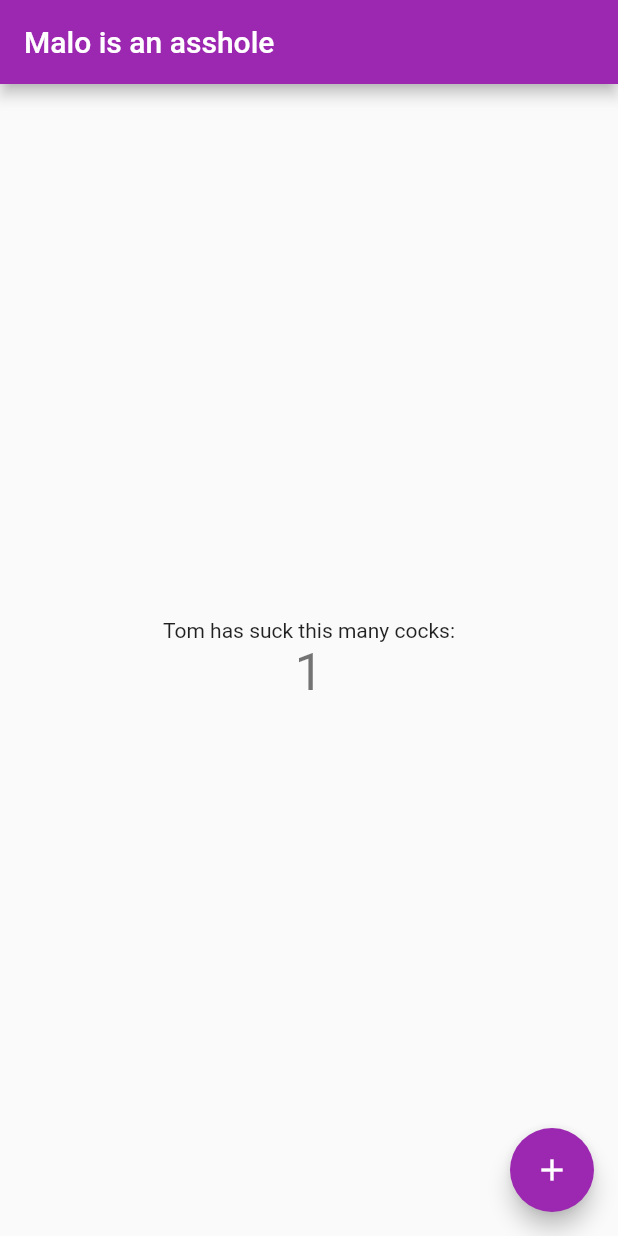
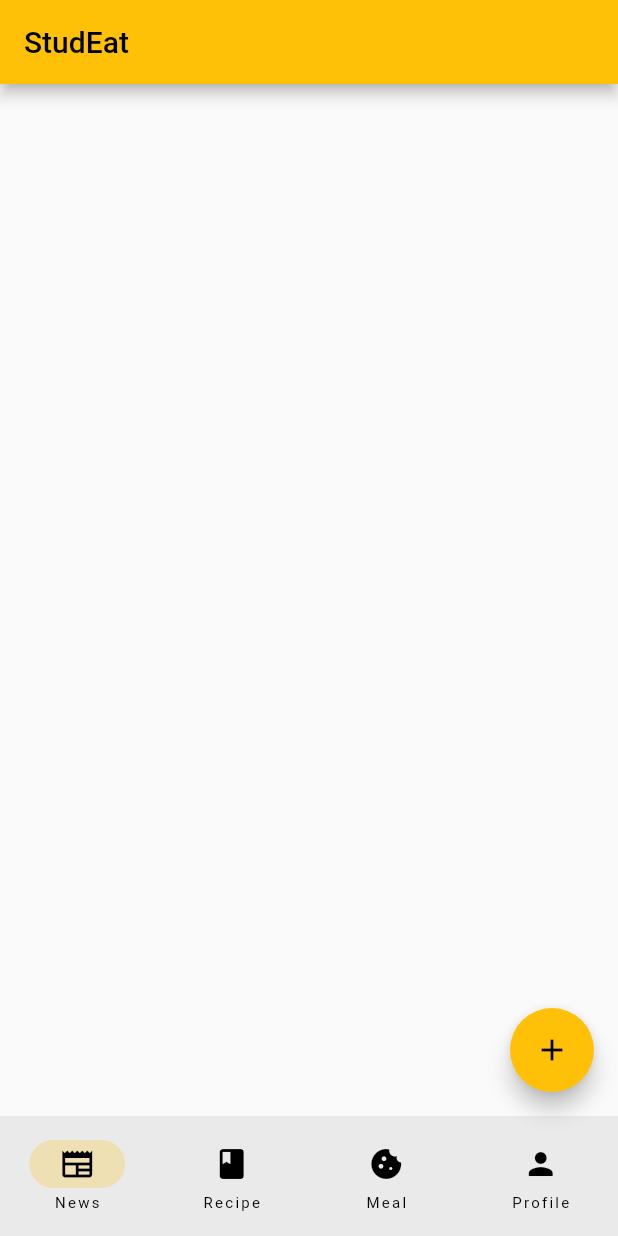
Before and after one commit to Harold-Gang/studeat, a Flutter app: the screen it shows after launch, after a tap on the "add" icon, on a phone screen of 412 x 824 dp. Run offline on Flutter 3.47's test engine with Material 2 defaults, Android fonts, the phone set to English and light mode, and no system bars.

Commit message:
adding homepage skeleton

```diff
--- a/lib/main.dart
+++ b/lib/main.dart
@@ -7,109 +7,45 @@ void main() {
 class MyApp extends StatelessWidget {
   const MyApp({super.key});
 
-  // This widget is the root of your application.
   @override
   Widget build(BuildContext context) {
     return MaterialApp(
-      title: 'Flutter Demo',
-      theme: ThemeData(
-        // This is the theme of your application.
-        //
-        // Try running your application with "flutter run". You'll see the
-        // application has a blue toolbar. Then, without quitting the app, try
-        // changing the primarySwatch below to Colors.green and then invoke
-        // "hot reload" (press "r" in the console where you ran "flutter run",
-        // or simply save your changes to "hot reload" in a Flutter IDE).
-        // Notice that the counter didn't reset back to zero; the application
-        // is not restarted.
-        primarySwatch: Colors.purple,
-      ),
-      home: const MyHomePage(title: 'Malo is an asshole'),
+      debugShowCheckedModeBanner: false,
+      theme: ThemeData(primarySwatch: Colors.amber),
+      home: const RootPage(),
     );
   }
 }
 
-class MyHomePage extends StatefulWidget {
-  const MyHomePage({super.key, required this.title});
-
-  // This widget is the home page of your application. It is stateful, meaning
-  // that it has a State object (defined below) that contains fields that affect
-  // how it looks.
-
-  // This class is the configuration for the state. It holds the values (in this
-  // case the title) provided by the parent (in this case the App widget) and
-  // used by the build method of the State. Fields in a Widget subclass are
-  // always marked "final".
-
-  final String title;
+class RootPage extends StatefulWidget {
+  const RootPage({super.key});
 
   @override
-  State<MyHomePage> createState() => _MyHomePageState();
+  State<RootPage> createState() => _RootPageState();
 }
 
-class _MyHomePageState extends State<MyHomePage> {
-  int _counter = 0;
-
-  void _incrementCounter() {
-    setState(() {
-      // This call to setState tells the Flutter framework that something has
-      // changed in this State, which causes it to rerun the build method below
-      // so that the display can reflect the updated values. If we changed
-      // _counter without calling setState(), then the build method would not be
-      // called again, and so nothing would appear to happen.
-      _counter++;
-    });
-  }
-
+class _RootPageState extends State<RootPage> {
+  int currentPage = 0;
   @override
   Widget build(BuildContext context) {
-    // This method is rerun every time setState is called, for instance as done
-    // by the _incrementCounter method above.
-    //
-    // The Flutter framework has been optimized to make rerunning build methods
-    // fast, so that you can just rebuild anything that needs updating rather
-    // than having to individually change instances of widgets.
     return Scaffold(
       appBar: AppBar(
-        // Here we take the value from the MyHomePage object that was created by
-        // the App.build method, and use it to set our appbar title.
-        title: Text(widget.title),
-      ),
-      body: Center(
-        // Center is a layout widget. It takes a single child and positions it
-        // in the middle of the parent.
-        child: Column(
-          // Column is also a layout widget. It takes a list of children and
-          // arranges them vertically. By default, it sizes itself to fit its
-          // children horizontally, and tries to be as tall as its parent.
-          //
-          // Invoke "debug painting" (press "p" in the console, choose the
-          // "Toggle Debug Paint" action from the Flutter Inspector in Android
-          // Studio, or the "Toggle Debug Paint" command in Visual Studio Code)
-          // to see the wireframe for each widget.
-          //
-          // Column has various properties to control how it sizes itself and
-          // how it positions its children. Here we use mainAxisAlignment to
-          // center the children vertically; the main axis here is the vertical
-          // axis because Columns are vertical (the cross axis would be
-          // horizontal).
-          mainAxisAlignment: MainAxisAlignment.center,
-          children: <Widget>[
-            const Text(
-              'Tom has suck this many cocks:',
-            ),
-            Text(
-              '$_counter',
-              style: Theme.of(context).textTheme.headlineMedium,
-            ),
-          ],
-        ),
+        title: const Text('StudEat'),
       ),
       floatingActionButton: FloatingActionButton(
-        onPressed: _incrementCounter,
-        tooltip: 'Increment',
+        onPressed: () {
+          debugPrint('Action');
+        },
         child: const Icon(Icons.add),
-      ), // This trailing comma makes auto-formatting nicer for build methods.
+      ),
+      bottomNavigationBar: NavigationBar(
+        destinations: const [
+        NavigationDestination(icon: Icon(Icons.newspaper), label: 'News'),
+        NavigationDestination(icon: Icon(Icons.book), label: 'Recipe'),
+        NavigationDestination(icon: Icon(Icons.cookie), label: 'Meal'),
+        NavigationDestination(icon: Icon(Icons.person), label: 'Profile'),
+
+        ],),
     );
   }
 }
```
